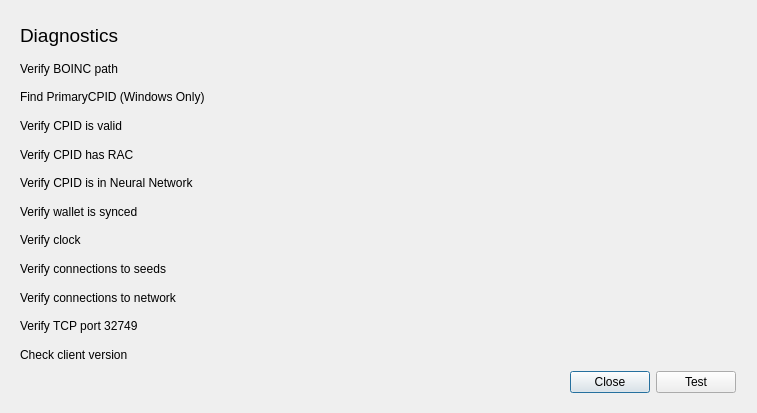
The window that src/qt/forms/diagnosticsdialog.ui (gridcoin-community/Gridcoin-Research) describes before a commit, drawn with Qt 5.
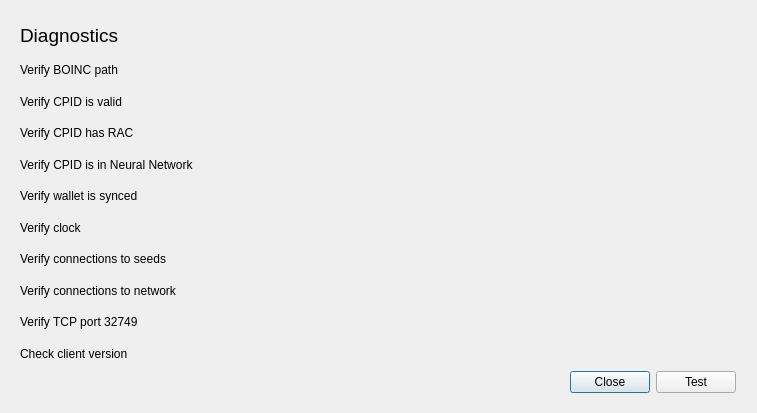
The same window after the commit.

Commit message: Remove missed label for PrimaryCPID from diagnostics

What changed in the file:
```diff
--- a/src/qt/forms/diagnosticsdialog.ui
+++ b/src/qt/forms/diagnosticsdialog.ui
@@ -27,7 +27,7 @@
     <number>20</number>
    </property>
    <item>
-    <layout class="QGridLayout" name="gridLayout" rowminimumheight="30,20,20,20,20,20,20,20,20,20,20,20">
+    <layout class="QGridLayout" name="gridLayout" rowminimumheight="30,20,20,20,20,20,20,20,20,20,20">
      <property name="sizeConstraint">
       <enum>QLayout::SetMinimumSize</enum>
      </property>
@@ -49,7 +49,7 @@
      <property name="verticalSpacing">
       <number>8</number>
      </property>
-     <item row="5" column="0">
+     <item row="4" column="0">
       <widget class="QLabel" name="verifyCPIDIsInNNLabel">
        <property name="sizePolicy">
         <sizepolicy hsizetype="Fixed" vsizetype="Preferred">
@@ -68,7 +68,7 @@
        </property>
       </widget>
      </item>
-     <item row="3" column="1">
+     <item row="2" column="1">
       <widget class="QLabel" name="verifyCPIDValidResultLabel">
        <property name="sizePolicy">
         <sizepolicy hsizetype="MinimumExpanding" vsizetype="Preferred">
@@ -119,14 +119,14 @@
        </property>
       </widget>
      </item>
-     <item row="4" column="0">
+     <item row="3" column="0">
       <widget class="QLabel" name="verifyCPIDHasRACLabel">
        <property name="text">
         <string>Verify CPID has RAC</string>
        </property>
       </widget>
      </item>
-     <item row="6" column="1">
+     <item row="5" column="1">
       <widget class="QLabel" name="verifyWalletIsSyncedResultLabel">
        <property name="sizePolicy">
         <sizepolicy hsizetype="MinimumExpanding" vsizetype="Preferred">
@@ -148,21 +148,21 @@
        </property>
       </widget>
      </item>
-     <item row="6" column="0">
+     <item row="5" column="0">
       <widget class="QLabel" name="verifyWalletIsSyncedLabel">
        <property name="text">
         <string>Verify wallet is synced</string>
        </property>
       </widget>
      </item>
-     <item row="3" column="0">
+     <item row="2" column="0">
       <widget class="QLabel" name="verifyCPIDValidLabel">
        <property name="text">
         <string>Verify CPID is valid</string>
        </property>
       </widget>
      </item>
-     <item row="4" column="1">
+     <item row="3" column="1">
       <widget class="QLabel" name="verifyCPIDHasRACResultLabel">
        <property name="sizePolicy">
         <sizepolicy hsizetype="MinimumExpanding" vsizetype="Preferred">
@@ -184,13 +184,6 @@
        </property>
       </widget>
      </item>
-     <item row="2" column="0">
-      <widget class="QLabel" name="findCPIDLabel">
-       <property name="text">
-        <string>Find PrimaryCPID (Windows Only)</string>
-       </property>
-      </widget>
-     </item>
      <item row="0" column="0">
       <widget class="QLabel" name="diagnosticsLabel">
        <property name="font">
@@ -203,7 +196,7 @@
        </property>
       </widget>
      </item>
-     <item row="5" column="1">
+     <item row="4" column="1">
       <widget class="QLabel" name="verifyCPIDIsInNNResultLabel">
        <property name="sizePolicy">
         <sizepolicy hsizetype="MinimumExpanding" vsizetype="Preferred">
@@ -225,14 +218,14 @@
        </property>
       </widget>
      </item>
-     <item row="7" column="0">
+     <item row="6" column="0">
       <widget class="QLabel" name="verifyClockLabel">
        <property name="text">
         <string>Verify clock</string>
        </property>
       </widget>
      </item>
-     <item row="7" column="1">
+     <item row="6" column="1">
       <widget class="QLabel" name="verifyClockResultLabel">
        <property name="sizePolicy">
         <sizepolicy hsizetype="MinimumExpanding" vsizetype="Preferred">
@@ -254,14 +247,14 @@
        </property>
       </widget>
      </item>
-     <item row="8" column="0">
+     <item row="7" column="0">
       <widget class="QLabel" name="verifySeedNodesLabel">
        <property name="text">
         <string>Verify connections to seeds</string>
        </property>
       </widget>
      </item>
-     <item row="8" column="1">
+     <item row="7" column="1">
       <widget class="QLabel" name="verifySeedNodesResultLabel">
        <property name="sizePolicy">
         <sizepolicy hsizetype="MinimumExpanding" vsizetype="Preferred">
@@ -283,14 +276,14 @@
        </property>
       </widget>
      </item>
-     <item row="9" column="0">
+     <item row="8" column="0">
       <widget class="QLabel" name="verifyConnectionsLabel">
        <property name="text">
         <string>Verify connections to network</string>
        </property>
       </widget>
      </item>
-     <item row="9" column="1">
+     <item row="8" column="1">
       <widget class="QLabel" name="verifyConnectionsResultLabel">
        <property name="sizePolicy">
         <sizepolicy hsizetype="MinimumExpanding" vsizetype="Preferred">
@@ -312,14 +305,14 @@
        </property>
       </widget>
      </item>
-     <item row="10" column="0">
+     <item row="9" column="0">
       <widget class="QLabel" name="verifyTCPPortLabel">
        <property name="text">
         <string>Verify TCP port 32749</string>
        </property>
       </widget>
      </item>
-     <item row="10" column="1">
+     <item row="9" column="1">
       <widget class="QLabel" name="verifyTCPPortResultLabel">
        <property name="sizePolicy">
         <sizepolicy hsizetype="MinimumExpanding" vsizetype="Preferred">
@@ -341,14 +334,14 @@
        </property>
       </widget>
      </item>
-     <item row="11" column="0">
+     <item row="10" column="0">
       <widget class="QLabel" name="checkClientVersionLabel">
        <property name="text">
         <string>Check client version</string>
        </property>
       </widget>
      </item>
-     <item row="11" column="1">
+     <item row="10" column="1">
       <widget class="QLabel" name="checkClientVersionResultLabel">
        <property name="sizePolicy">
         <sizepolicy hsizetype="MinimumExpanding" vsizetype="Preferred">
```
